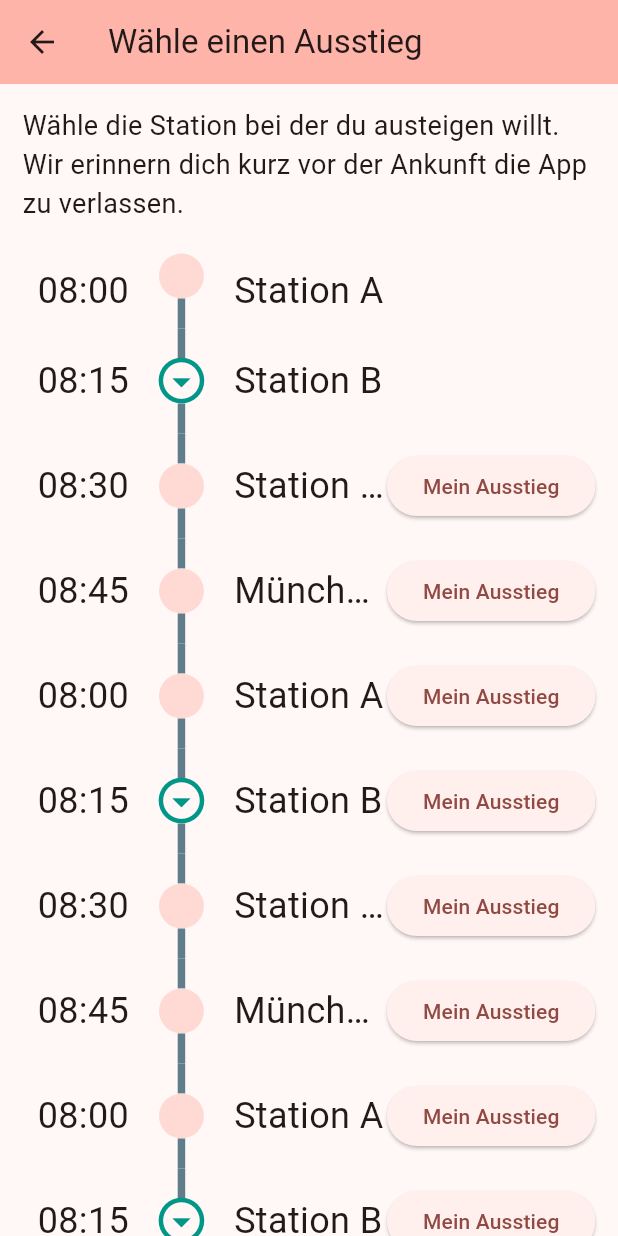
After one commit to PassiSchoppi/TrainDuell, a Flutter app: the screen it shows after launch, after a tap on "Weiter zur Strecke", on a phone screen of 412 x 824 dp. The commit adds this screen. Run offline on Flutter 3.47's test engine with Material 3 defaults, Android fonts, the light colour scheme and no system bars; missing offline and left inert: dart:ffi; network calls fail.

Commit message:
Strecke angucken und Ausstieg wählen

```diff
--- a/lib/chat.dart
+++ b/lib/chat.dart
@@ -83,8 +83,8 @@ class _ChatState extends State<Chat> {
     return Align(
       alignment: isMe ? Alignment.centerRight : Alignment.centerLeft,
       child: Container(
-        padding: EdgeInsets.symmetric(vertical: 10, horizontal: 14),
-        margin: EdgeInsets.symmetric(vertical: 5, horizontal: 10),
+        padding: const EdgeInsets.symmetric(vertical: 10, horizontal: 14),
+        margin: const EdgeInsets.symmetric(vertical: 5, horizontal: 10),
         decoration: BoxDecoration(
           color: isMe ? Colors.blueAccent : Colors.grey[300],
           borderRadius: BorderRadius.circular(12),
@@ -99,7 +99,7 @@ class _ChatState extends State<Chat> {
                 color: isMe ? Colors.white : Colors.black,
               ),
             ),
-            SizedBox(height: 5),
+            const SizedBox(height: 5),
             Text(
               chat['message']!,
               style: TextStyle(
@@ -173,7 +173,7 @@ class _ChatState extends State<Chat> {
                 Expanded(
                   child: TextField(
                     controller: messageController,
-                    decoration: InputDecoration(
+                    decoration: const InputDecoration(
                       labelText: 'Type a message...',
                       border: OutlineInputBorder(),
                     ),
--- a/lib/main.dart
+++ b/lib/main.dart
@@ -3,6 +3,7 @@ import 'Zugsuchen.dart';
 import 'chat.dart';
 import 'global.dart';
 import 'BahnhofIDs.dart';
+import 'strecke.dart';
 
 void main() {
   runApp(const MyApp());
@@ -117,18 +118,6 @@ class _MyHomePageState extends State<MyHomePage> {
                     ),
                   ],
                 ),
-                SizedBox(height: 20),
-                // "Zug Suchen" Button
-                ElevatedButton(
-                  onPressed: () {
-                    print(ApiService()
-                        .callLambdaFunction('123', _selectedTime.hour));
-                  },
-                  style: ElevatedButton.styleFrom(
-                    textStyle: const TextStyle(fontSize: 20),
-                  ),
-                  child: const Text('Zug Suchen'),
-                ),
                 const SizedBox(height: 20),
                 // Eingestiegen in: Gera
                 Row(
@@ -197,6 +186,18 @@ class _MyHomePageState extends State<MyHomePage> {
                     ),
                   ],
                 ),
+                SizedBox(height: 20),
+                // "Zug Suchen" Button
+                ElevatedButton(
+                  onPressed: () {
+                    print(ApiService()
+                        .callLambdaFunction('123', _selectedTime.hour));
+                  },
+                  style: ElevatedButton.styleFrom(
+                    textStyle: const TextStyle(fontSize: 20),
+                  ),
+                  child: const Text('Zug Suchen'),
+                ),
                 const SizedBox(height: 20),
                 // Platzhalter für weitere Informationen
                 Container(
@@ -224,11 +225,11 @@ class _MyHomePageState extends State<MyHomePage> {
                       onPressed: () {
                         Navigator.push(
                           context,
-                          MaterialPageRoute(builder: (context) => Chat()),
+                          MaterialPageRoute(builder: (context) => Strecke()),
                         );
                       },
                       style: ElevatedButton.styleFrom(),
-                      child: const Text('Weiter zum Strecke'),
+                      child: const Text('Weiter zur Strecke'),
                     ),
                   ],
                 ),
--- /dev/null
+++ b/lib/strecke.dart
@@ -0,0 +1,193 @@
+import 'dart:ffi' as ffi; // Alias for the FFI library
+import 'dart:ui'; // Import UI without alias
+import 'package:flutter/material.dart';
+import 'chat.dart';
+import 'global.dart';
+
+class Strecke extends StatefulWidget {
+  const Strecke();
+
+  @override
+  _StreckeState createState() => _StreckeState();
+}
+
+class _StreckeState extends State<Strecke> {
+  User user = User();
+
+  void selectExit() {
+    Navigator.push(
+      context,
+      MaterialPageRoute(builder: (context) => Chat()),
+    );
+  }
+
+  @override
+  Widget build(BuildContext context) {
+    final List<Map<String, dynamic>> stations = [
+      {"id": 1, "time": "08:00", "station": "Station A"},
+      {"id": 2, "time": "08:15", "station": "Station B"},
+      {"id": 3, "time": "08:30", "station": "Station C mit einem langen Namen"},
+      {"id": 4, "time": "08:45", "station": "München Hbf"},
+      {"id": 1, "time": "08:00", "station": "Station A"},
+      {"id": 2, "time": "08:15", "station": "Station B"},
+      {"id": 3, "time": "08:30", "station": "Station C mit einem langen Namen"},
+      {"id": 4, "time": "08:45", "station": "München Hbf"},
+      {"id": 1, "time": "08:00", "station": "Station A"},
+      {"id": 2, "time": "08:15", "station": "Station B"},
+      {"id": 3, "time": "08:30", "station": "Station C mit einem langen Namen"},
+      {"id": 4, "time": "08:45", "station": "München Hbf"},
+      {"id": 1, "time": "08:00", "station": "Station A"},
+      {"id": 2, "time": "08:15", "station": "Station B"},
+      {"id": 3, "time": "08:30", "station": "Station C mit einem langen Namen"},
+      {"id": 4, "time": "08:45", "station": "München Hbf"},
+      {"id": 1, "time": "08:00", "station": "Station A"},
+      {"id": 2, "time": "08:15", "station": "Station B"},
+      {"id": 3, "time": "08:30", "station": "Station C mit einem langen Namen"},
+      {"id": 4, "time": "08:45", "station": "München Hbf"},
+      {"id": 1, "time": "08:00", "station": "Station A"},
+      {"id": 2, "time": "08:15", "station": "Station B"},
+      {"id": 3, "time": "08:30", "station": "Station C mit einem langen Namen"},
+      {"id": 4, "time": "08:45", "station": "München Hbf"},
+    ];
+    final int entryStationId = 2; // Example: the user enters at Station B
+
+    return Scaffold(
+      appBar: AppBar(
+        backgroundColor: Theme.of(context).colorScheme.inversePrimary,
+        title: const Text('Wähle einen Ausstieg'),
+      ),
+      body: SingleChildScrollView( child: Padding(
+          padding: const EdgeInsets.all(15.0),
+          child: Column(children: [
+            const Align(
+              alignment: Alignment.topLeft,
+              child: Text(
+                  'Wähle die Station bei der du austeigen willt. Wir erinnern dich kurz vor der Ankunft die App zu verlassen.',
+                  style: TextStyle(fontSize: 18)),
+            ),
+            const SizedBox(height: 20),Column(
+                children: stations.asMap().entries.map((entry) {
+                  int index = entry.key;
+                  Map<String, dynamic> station = entry.value;
+                  bool isAt = station['id'] == entryStationId;
+                  bool isLastStation = index == stations.length - 1;
+                  bool availableForExit = false;
+                  for (var i = 0; i < stations.length; i++) {
+                    if (i < index && stations[i]['id'] == entryStationId) {
+                      availableForExit = true;
+                    }
+                  }
+
+                  return Row(
+                    crossAxisAlignment: CrossAxisAlignment.center,
+                    children: [
+                      // Arrival time
+                      Padding(
+                        padding: const EdgeInsets.only(right: 20.0, left: 10.0),
+                        child: Text(
+                          station['time']!,
+                          style: TextStyle(fontSize: 24),
+                        ),
+                      ),
+
+                      // Path line with dot
+                      Column(
+                        children: [
+                          // Draw a line above the dot for all but the first station
+                          if (index > 0)
+                            Container(
+                              width: 5,
+                              height: 20,
+                              color: Colors.primaries.last,
+                            ),
+                          // Dot for the station
+                          isLastStation
+                              ? HexagonStopSign() // Custom hexagon stop sign
+                              : isAt
+                                  ? Transform.scale(
+                                      scale:
+                                          1.22, // Increase size without affecting layout
+                                      child: const Icon(
+                                        Icons.arrow_drop_down_circle_outlined,
+                                        color: Colors.teal,
+                                        size: 30,
+                                      ),
+                                    )
+                                  : const CircleAvatar(
+                                      radius: 15,
+                                    ),
+                          // Draw a line below the dot for all but the last station
+                          if (index < stations.length - 1)
+                            Container(
+                              width: 5,
+                              height: 20,
+                              color: Colors.primaries.last,
+                            ),
+                        ],
+                      ),
+                      const SizedBox(width: 20),
+                      // Station name
+                      Expanded(
+                        child: Text(
+                          station['station']!,
+                          overflow: TextOverflow.ellipsis,
+                          style: const TextStyle(fontSize: 24),
+                        ),
+                      ),
+                      availableForExit
+                          ? ElevatedButton(
+                              onPressed: () {
+                                selectExit();
+                              },
+                              child: const Text('Mein Ausstieg'))
+                          : const Text(' ')
+                    ],
+                  );
+                }).toList(),
+              )
+
+          ]),
+    )));
+    }
+}
+
+// Custom hexagon stop sign widget
+class HexagonStopSign extends StatelessWidget {
+  @override
+  Widget build(BuildContext context) {
+    return ClipPath(
+      clipper: HexagonClipper(),
+      child: Container(
+        width: 30,
+        height: 38,
+        color: Colors.red,
+      ),
+    );
+  }
+}
+
+// Hexagon Clipper for the stop sign shape
+class HexagonClipper extends CustomClipper<Path> {
+  @override
+  Path getClip(Size size) {
+    final path = Path();
+    final width = size.width;
+    final height = size.height;
+    final side = width / 2;
+
+    path.moveTo(width * 0.5, 0);
+    path.lineTo(width, height * 0.25);
+    path.lineTo(width, height * 0.75);
+    path.lineTo(width * 0.5, height);
+    path.lineTo(0, height * 0.75);
+    path.lineTo(0, height * 0.25);
+    path.close();
+
+    return path;
+  }
+
+  @override
+  bool shouldReclip(CustomClipper<Path> oldClipper) {
+    return false;
+  }
+}
```
